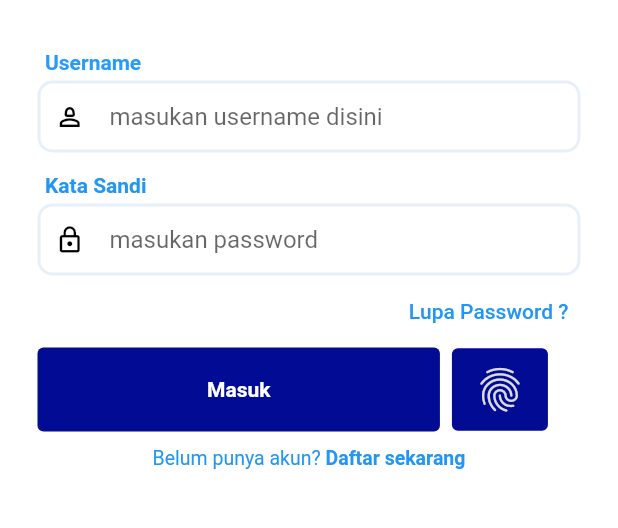
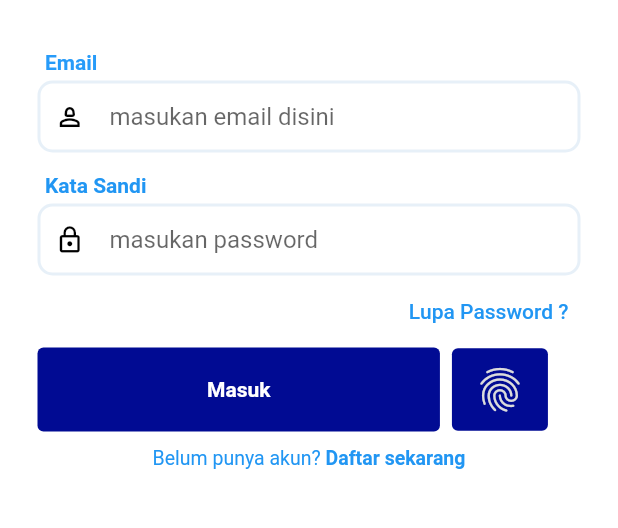
Before and after one commit to iyamif/AC-Service, a Flutter app: the screen it shows after launch, on a phone screen of 412 x 824 dp, the part 437-965 px from its top. Run offline on Flutter 3.47's test engine with Material 2 defaults, Android fonts, the light colour scheme and no system bars; our stand-ins replace carousel_slider, curved_navigation_bar, flutter_image_slideshow, google_fonts, shared_preferences.

Commit message:
Update main.dart
Mengubah username menjadi email

```diff
--- a/lib/main.dart
+++ b/lib/main.dart
@@ -66,7 +66,7 @@ class _MyHomePageState extends State<MyHomePage> {
   bool showPassword = false;
 
   final _formKey = GlobalKey<FormState>();
-  final TextEditingController _usernameController = TextEditingController();
+  final TextEditingController _emailController = TextEditingController();
   final TextEditingController _passwordController = TextEditingController();
   Future<void> _beranda() async {
     Navigator.push(
@@ -115,7 +115,7 @@ class _MyHomePageState extends State<MyHomePage> {
                     color: const Color(0xff056089),
                   ),
                 ),
-                SizedBox(
+                const SizedBox(
                   height: 30,
                 ),
                 Form(
@@ -123,13 +123,12 @@ class _MyHomePageState extends State<MyHomePage> {
                   child: Column(
                     mainAxisAlignment: MainAxisAlignment.start,
                     children: <Widget>[
-                      Container(
+                      const SizedBox(
                         width: double.infinity,
                         child: Padding(
-                          padding: const EdgeInsets.only(
-                              left: 30, top: 4, bottom: 4),
-                          child: const Text(
-                            'Username',
+                          padding: EdgeInsets.only(left: 30, top: 4, bottom: 4),
+                          child: Text(
+                            'Email',
                             textAlign: TextAlign.left,
                             style: TextStyle(
                                 color: Color.fromARGB(255, 39, 155, 249),
@@ -138,10 +137,10 @@ class _MyHomePageState extends State<MyHomePage> {
                         ),
                       ),
                       Container(
-                        padding: EdgeInsets.only(left: 25, right: 25),
+                        padding: const EdgeInsets.only(left: 25, right: 25),
                         child: TextFormField(
-                          key: const Key('username'),
-                          controller: _usernameController,
+                          key: const Key('email'),
+                          controller: _emailController,
                           autovalidateMode: AutovalidateMode.onUserInteraction,
                           validator: (value) {
                             if (value == null || value.isEmpty) {
@@ -152,11 +151,12 @@ class _MyHomePageState extends State<MyHomePage> {
                           decoration: InputDecoration(
                             border: OutlineInputBorder(
                               borderRadius: BorderRadius.circular(10),
-                              borderSide: BorderSide(color: Colors.lightBlue),
+                              borderSide:
+                                  const BorderSide(color: Colors.lightBlue),
                             ),
                             enabledBorder: OutlineInputBorder(
                               borderRadius: BorderRadius.circular(10),
-                              borderSide: BorderSide(
+                              borderSide: const BorderSide(
                                 color: Color.fromARGB(255, 231, 240, 248),
                                 width: 2,
                               ), // Ubah warna outline saat tidak dalam keadaan fokus
@@ -165,16 +165,15 @@ class _MyHomePageState extends State<MyHomePage> {
                             fillColor: Colors.white,
                             contentPadding: const EdgeInsets.only(
                                 top: 0, right: 30, bottom: 0, left: 15),
-                            hintText: 'masukan username disini',
+                            hintText: 'masukan email disini',
                             prefixIcon: GestureDetector(
                               onTap: () {
                                 setState(() {
                                   showPassword = !showPassword;
                                 });
                               },
-                              child: Padding(
-                                padding:
-                                    const EdgeInsets.only(left: 10, right: 15),
+                              child: const Padding(
+                                padding: EdgeInsets.only(left: 10, right: 15),
                                 child: Icon(
                                   Icons.person_2_outlined,
                                   color: Color.fromARGB(255, 0, 0, 0),
@@ -185,15 +184,14 @@ class _MyHomePageState extends State<MyHomePage> {
                           ),
                         ),
                       ),
-                      SizedBox(
+                      const SizedBox(
                         height: 10,
                       ),
-                      Container(
+                      const SizedBox(
                         width: double.infinity,
                         child: Padding(
-                          padding: const EdgeInsets.only(
-                              left: 30, top: 4, bottom: 4),
-                          child: const Text(
+                          padding: EdgeInsets.only(left: 30, top: 4, bottom: 4),
+                          child: Text(
                             'Kata Sandi',
                             textAlign: TextAlign.left,
                             style: TextStyle(
@@ -203,7 +201,7 @@ class _MyHomePageState extends State<MyHomePage> {
                         ),
                       ),
                       Container(
-                        padding: EdgeInsets.only(left: 25, right: 25),
+                        padding: const EdgeInsets.only(left: 25, right: 25),
                         child: TextFormField(
                           key: const Key('password'),
                           controller: _passwordController,
@@ -218,11 +216,12 @@ class _MyHomePageState extends State<MyHomePage> {
                           decoration: InputDecoration(
                             border: OutlineInputBorder(
                               borderRadius: BorderRadius.circular(10),
-                              borderSide: BorderSide(color: Colors.lightBlue),
+                              borderSide:
+                                  const BorderSide(color: Colors.lightBlue),
                             ),
                             enabledBorder: OutlineInputBorder(
                               borderRadius: BorderRadius.circular(10),
-                              borderSide: BorderSide(
+                              borderSide: const BorderSide(
                                 color: Color.fromARGB(255, 231, 240, 248),
                                 width: 2,
                               ), // Ubah warna outline saat tidak dalam keadaan fokus
@@ -493,15 +492,14 @@ class _MyHomePageState extends State<MyHomePage> {
       isLoading = true;
     });
     var data = {
-      'email': _usernameController.text,
+      'email': _emailController.text,
       'password': _passwordController.text
     };
 
     var res = await ResClient().authData(data, '/login');
     var body = json.decode(res.body);
-    print(body);
 
-    if (body["message"]) {
+    if (body["status"]) {
       SharedPreferences localStorage = await SharedPreferences.getInstance();
       localStorage.setString('token', json.encode(body['token']));
 
@@ -511,11 +509,22 @@ class _MyHomePageState extends State<MyHomePage> {
         MaterialPageRoute(builder: (context) => const Beranda()),
       );
     } else {
-      // _showMsg(body['message']);
+      var messageError = 'Cek Kembali Email / Password Anda';
+      showMsg(messageError);
     }
 
     setState(() {
       isLoading = false;
     });
   }
+
+  Future<void> showMsg(messageError) async {
+    showDialog(
+        context: context,
+        builder: (context) => AlertDialog(
+              title: const Text('Oooopsss... Terjadi Masalah'),
+              content: Text(messageError),
+            ));
+    return;
+  }
 }
```
